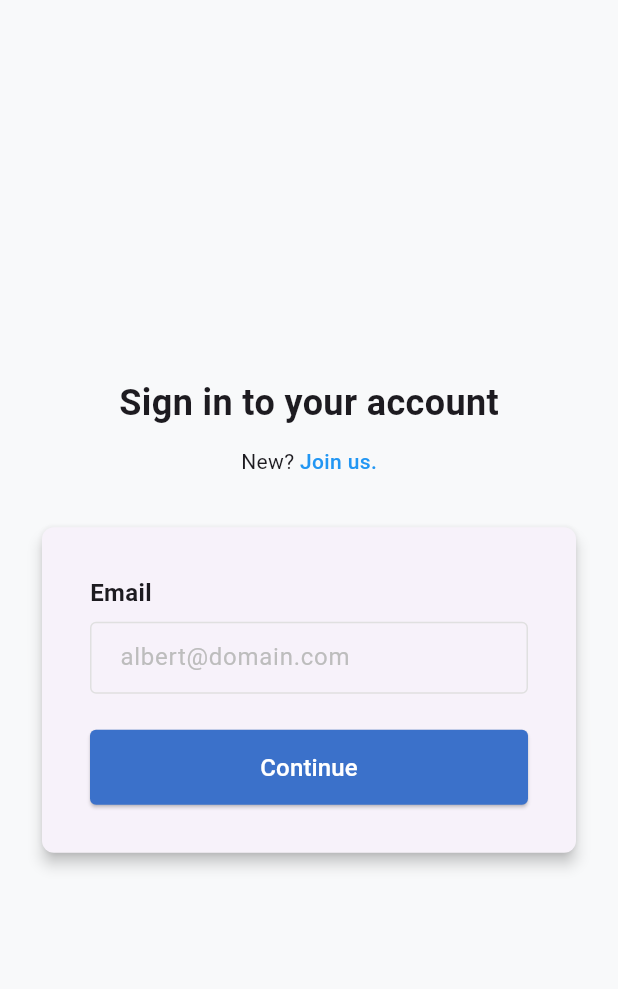
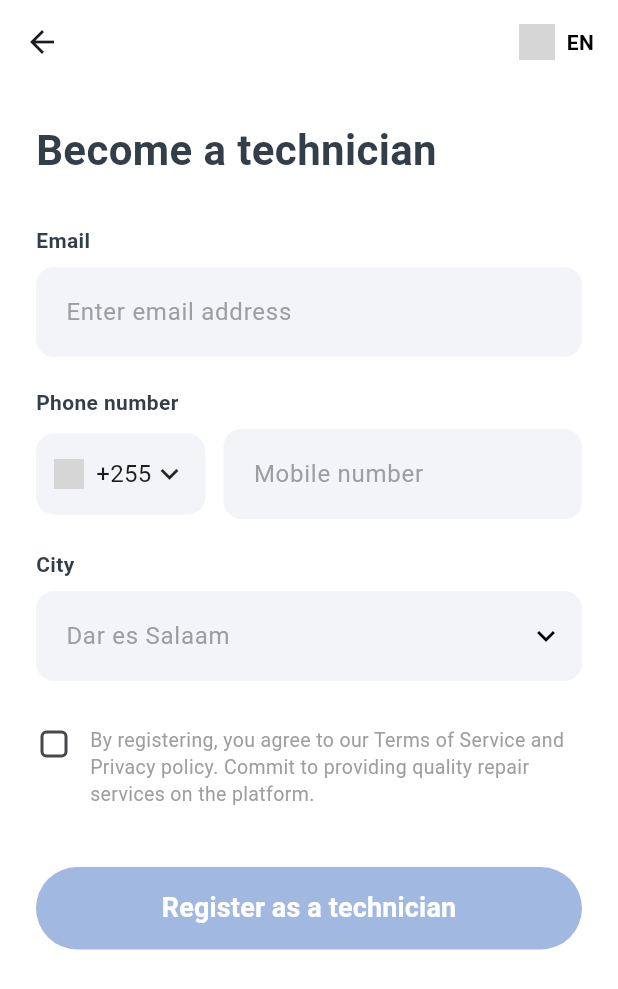
Before and after one commit to NueL72/mobodemo, a Flutter app: the SignInPage screen opened directly, after a tap on "Join us.", on a phone screen of 412 x 824 dp. Shown: the top 989 px of the screen. Run offline on Flutter 3.47's test engine with Material 3 defaults, Android fonts, the phone set to English and light mode, and no system bars; our stand-ins replace google_maps_flutter, image_picker; network calls fail; grey boxes are pictures that could not be loaded.

Commit message:
register button

```diff
--- a/lib/technicianpages/techLogin.dart
+++ b/lib/technicianpages/techLogin.dart
@@ -1,4 +1,5 @@
 import 'package:flutter/material.dart';
+import 'package:mobowiza/technicianpages/techRegister.dart';
 
 void main() {
   runApp(const Techlogin());
@@ -40,7 +41,12 @@ class SignInPage extends StatelessWidget {
                 children: [
                   const Text("New? "),
                   GestureDetector(
-                    onTap: () {},
+                    onTap: () {
+                      Navigator.push(
+                        context,
+                        MaterialPageRoute(builder: (context) => const TechnicianRegisterScreen()),
+                      );
+                    },
                     child: const Text(
                       "Join us.",
                       style: TextStyle(color: Colors.blue, fontWeight: FontWeight.w500),
--- a/lib/technicianpages/techRegister.dart
+++ b/lib/technicianpages/techRegister.dart
@@ -0,0 +1,179 @@
+import 'package:flutter/material.dart';
+
+void main() => runApp(const MaterialApp(home: TechnicianRegisterScreen()));
+
+class TechnicianRegisterScreen extends StatefulWidget {
+  const TechnicianRegisterScreen({super.key});
+
+  @override
+  State<TechnicianRegisterScreen> createState() => _TechnicianRegisterScreenState();
+}
+
+class _TechnicianRegisterScreenState extends State<TechnicianRegisterScreen> {
+  bool _agreedToTerms = false;
+
+  @override
+  Widget build(BuildContext context) {
+    return Scaffold(
+      backgroundColor: Colors.white,
+      appBar: AppBar(
+        backgroundColor: Colors.white,
+        elevation: 0,
+        actions: [
+          Padding(
+            padding: const EdgeInsets.only(right: 16.0),
+            child: Row(
+              children: [
+                Image.network('https://flagcdn.com/w40/tz.png', width: 24), // Tanzania Flag
+                const SizedBox(width: 8),
+                const Text('EN', style: TextStyle(color: Colors.black, fontWeight: FontWeight.bold)),
+              ],
+            ),
+          ),
+        ],
+      ),
+      body: SingleChildScrollView(
+        padding: const EdgeInsets.all(24.0),
+        child: Column(
+          crossAxisAlignment: CrossAxisAlignment.start,
+          children: [
+            const Text(
+              'Become a technician',
+              style: TextStyle(fontSize: 28, fontWeight: FontWeight.bold, color: Color(0xFF333E48)),
+            ),
+            const SizedBox(height: 30),
+
+            // Email Field
+            const _FieldLabel(label: 'Email'),
+            const _CustomTextField(hintText: 'Enter email address'),
+
+            const SizedBox(height: 20),
+
+            // Phone Number Field
+            const _FieldLabel(label: 'Phone number'),
+            Row(
+              children: [
+                Container(
+                  padding: const EdgeInsets.symmetric(horizontal: 12, vertical: 15),
+                  decoration: BoxDecoration(
+                    color: const Color(0xFFF2F4F7),
+                    borderRadius: BorderRadius.circular(12),
+                  ),
+                  child: Row(
+                    children: [
+                      Image.network('https://flagcdn.com/w20/tz.png', width: 20),
+                      const SizedBox(width: 8),
+                      const Text('+255', style: TextStyle(fontSize: 16)),
+                      const Icon(Icons.keyboard_arrow_down),
+                    ],
+                  ),
+                ),
+                const SizedBox(width: 12),
+                const Expanded(
+                  child: _CustomTextField(hintText: 'Mobile number'),
+                ),
+              ],
+            ),
+
+            const SizedBox(height: 20),
+
+            // City Field
+            const _FieldLabel(label: 'City'),
+            const _CustomTextField(
+              hintText: 'Dar es Salaam',
+              suffixIcon: Icon(Icons.keyboard_arrow_down, color: Colors.black),
+            ),
+
+            const SizedBox(height: 30),
+
+            // Terms and Conditions Checkbox
+            Row(
+              crossAxisAlignment: CrossAxisAlignment.start,
+              children: [
+                SizedBox(
+                  height: 24,
+                  width: 24,
+                  child: Checkbox(
+                    value: _agreedToTerms,
+                    onChanged: (val) => setState(() => _agreedToTerms = val!),
+                    shape: RoundedRectangleBorder(borderRadius: BorderRadius.circular(4)),
+                  ),
+                ),
+                const SizedBox(width: 12),
+                const Expanded(
+                  child: Text(
+                    'By registering, you agree to our Terms of Service and Privacy policy. Commit to providing quality repair services on the platform.',
+                    style: TextStyle(fontSize: 13, color: Colors.grey, height: 1.4),
+                  ),
+                ),
+              ],
+            ),
+
+            const SizedBox(height: 40),
+
+            // Register Button
+            SizedBox(
+              width: double.infinity,
+              height: 55,
+              child: ElevatedButton(
+                onPressed: _agreedToTerms ? () {} : null,
+                style: ElevatedButton.styleFrom(
+                  backgroundColor: const Color(0xFF4472C4), // Muted Green
+                  disabledBackgroundColor: const Color(0xFF4472C4).withOpacity(0.5),
+                  shape: RoundedRectangleBorder(borderRadius: BorderRadius.circular(30)),
+                  elevation: 0,
+                ),
+                child: const Text(
+                  'Register as a technician',
+                  style: TextStyle(color: Colors.white, fontSize: 18, fontWeight: FontWeight.w600),
+                ),
+              ),
+            ),
+          ],
+        ),
+      ),
+    );
+  }
+}
+
+// Reusable Label Widget
+class _FieldLabel extends StatelessWidget {
+  final String label;
+  const _FieldLabel({required this.label});
+
+  @override
+  Widget build(BuildContext context) {
+    return Padding(
+      padding: const EdgeInsets.only(bottom: 8.0),
+      child: Text(
+        label,
+        style: const TextStyle(fontWeight: FontWeight.bold, color: Color(0xFF333E48)),
+      ),
+    );
+  }
+}
+
+// Reusable Text Field Widget
+class _CustomTextField extends StatelessWidget {
+  final String hintText;
+  final Widget? suffixIcon;
+  const _CustomTextField({required this.hintText, this.suffixIcon});
+
+  @override
+  Widget build(BuildContext context) {
+    return TextField(
+      decoration: InputDecoration(
+        hintText: hintText,
+        hintStyle: const TextStyle(color: Colors.grey),
+        filled: true,
+        fillColor: const Color(0xFFF2F4F7),
+        suffixIcon: suffixIcon,
+        border: OutlineInputBorder(
+          borderRadius: BorderRadius.circular(12),
+          borderSide: BorderSide.none,
+        ),
+        contentPadding: const EdgeInsets.symmetric(horizontal: 16, vertical: 18),
+      ),
+    );
+  }
+}
--- a/lib/technicianpages/technicianHome.dart
+++ b/lib/technicianpages/technicianHome.dart
@@ -1,6 +1,7 @@
 import 'package:flutter/material.dart';
 import 'package:mobowiza/technicianpages/techLogin.dart';
-import '../Customerpages/customerRegister.dart';
+// import '../Customerpages/customerRegister.dart';
+import '../technicianpages/techRegister.dart';
 
 void main() => runApp(const MaterialApp(home: BoltLandingScreen()));
 
@@ -90,7 +91,7 @@ class BoltLandingScreen extends StatelessWidget {
                       onPressed: () {
                         Navigator.push(
                         context,
-                        MaterialPageRoute(builder: (context) => const RepairApp()),
+                        MaterialPageRoute(builder: (context) => const TechnicianRegisterScreen()),
                         );
                       },
                       style: ElevatedButton.styleFrom(
```
